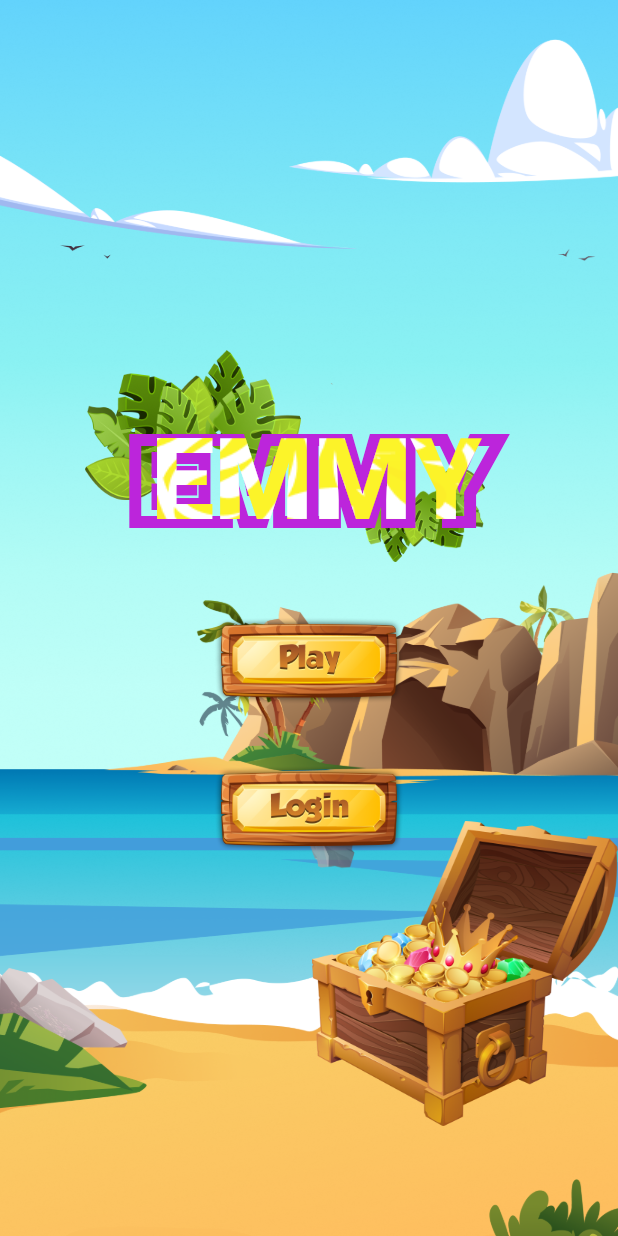
After one commit to odejinmi/adrevauth, a Flutter app: the screen it shows after launch, on a phone screen of 412 x 824 dp. The commit adds this screen. Run offline on Flutter 3.47's test engine with Material 3 defaults, Android fonts, the phone set to English and light mode, and no system bars; our stand-ins replace google_mobile_ads, package_info_plus, plugin_platform_interface, rxdart, shared_preferences, web; Roboto replaces fonts that are missing (Inter).

Commit message:
corrections done

```diff
--- a/example/lib/main.dart
+++ b/example/lib/main.dart
@@ -46,37 +46,6 @@ class AuthGate extends StatelessWidget {
       );
     };
     // It uses a StreamBuilder to listen to your SDK's auth state stream
-    return StreamBuilder<bool>(
-      stream: adrevAuth.onAuthStateChanged,
-      builder: (context, snapshot) {
-        // // While waiting for the initial auth state, show a loading indicator
-        // if (snapshot.connectionState == ConnectionState.waiting) {
-        //   return const Scaffold(
-        //     body: Center(child: CircularProgressIndicator()),
-        //   );
-        // }
-        //
-        // final isAuthenticated = snapshot.data ?? false;
-        //
-        // // If the stream says the user is authenticated...
-        // if (isAuthenticated) {
-        //   // ...show the app's main home screen.
-        //   return HomePage(adrevAuth: adrevAuth,);
-        // } else {
-        //   // ...otherwise, show the SDK's login screen.
-        //   return adrevAuth.initialScreen;
-        // }
-        // if (snapshot.data == true) {
-        //   // If logged in, go to the SDK's rewards screen first
-        //   return adrevAuth.rewardsScreen;
-        //   // If logged in, go directly to the app's home screen.
-        //   // The SDK will have already shown the rewards screen internally.
-          return HomePage(adrevAuth: adrevAuth,);
-        // }
-        //  else {
-        //   return adrevAuth.initialScreen;
-        // }
-      },
-    );
+    return adrevAuth.initialScreen;
   }
 }
--- a/lib/adrevauth.dart
+++ b/lib/adrevauth.dart
@@ -1,5 +1,6 @@
 import 'dart:io';
 
+import 'package:adrevauth/screens/landingpage.dart';
 import 'package:flutter/material.dart';
 import 'package:google_mobile_ads/google_mobile_ads.dart';
 import 'package:package_info_plus/package_info_plus.dart';
@@ -64,7 +65,7 @@ class AdrevAuth {
 
   // --- UI Screens --- //
 
-  Widget get initialScreen => const LoginScreen();
+  Widget get initialScreen => const Landingpage();
   Widget get rewardsScreen => const RewardsScreen();
 
   int _highscore = 0;
--- a/lib/screens/forgot_password_screen.dart
+++ b/lib/screens/forgot_password_screen.dart
@@ -318,9 +318,7 @@ class _ForgotPasswordScreenState extends State<ForgotPasswordScreen> {
                                       children: [
                                         InkWell(
                                           onTap: () {
-                                            Navigator.of(context).popUntil(
-                                              (route) => route.isFirst,
-                                            );
+                                            Navigator.of(context).pop();
                                             // },
                                           },
                                           child: RichText(
--- /dev/null
+++ b/lib/screens/landingpage.dart
@@ -0,0 +1,160 @@
+import 'package:adrevauth/screens/settings/component/image_filled_text.dart';
+import 'package:flutter/material.dart';
+
+import '../adrevauth.dart';
+import '../services/auth_service.dart';
+import '../theme/app_colors.dart';
+import '../utils/extension/widget_extensions.dart';
+import 'login_screen.dart';
+
+class Landingpage extends StatelessWidget {
+  const Landingpage({Key? key}) : super(key: key);
+
+  @override
+  Widget build(BuildContext context) {
+    final adrevAuth = AdrevAuth.instance;
+    return Stack(
+      children: [
+        Positioned.fill(
+          child: Transform.scale(
+            scale: 1.05,
+            child: Image.asset(
+              'packages/adrevauth/images/Bg.png',
+              fit: BoxFit.cover,
+            ),
+          ),
+        ),
+        Positioned(
+          right: 0,
+          bottom: 73,
+          child: Image.asset(
+            'packages/adrevauth/images/treasure_hunt.png',
+            height: 204,
+            width: 204,
+          ),
+        ),
+        Scaffold(
+          backgroundColor: transparent,
+          body: Column(
+            crossAxisAlignment: CrossAxisAlignment.center,
+            children: [
+              192.0.spacingH,
+              Row(
+                mainAxisAlignment: MainAxisAlignment.center,
+                children: [
+                  Center(
+                    child: Stack(
+                      children: [
+                        SizedBox(
+                          height: 183,
+                          child: Row(
+                            children: [
+                              Image.asset(
+                                'packages/adrevauth/images/leaf.png',
+                                height: 100,
+                                width: 144,
+                              ),
+                              Padding(
+                                padding: EdgeInsets.only(top: 120),
+                                child: Transform.rotate(
+                                  angle: 3.14159,
+                                  child: Image.asset(
+                                    'packages/adrevauth/images/leaf.png',
+                                    height: 110,
+                                    width: 155,
+                                  ),
+                                ),
+                              ),
+                            ],
+                          ),
+                        ),
+                        Positioned(
+                          top: 75,
+                          left: 30,
+                          // right: 36.w,
+                          child: ImageFilledText(
+                            text: 'EMMY',
+                            imagePath: 'packages/adrevauth/images/style.png',
+                            fontSize: 75,
+                            strokeColor: const Color(0xffBC25DB),
+                            strokeWidth: 8,
+                          ),
+                        ),
+                      ],
+                    ),
+                  ),
+                ],
+              ),
+              36.0.spacingH,
+              InkWell(
+                onTap: () {
+                  adrevAuth.startGame();
+                },
+                child: Image.asset(
+                  'packages/adrevauth/images/play_button.png',
+                  height: 59,
+                  width: 145,
+                ),
+              ),
+              40.0.spacingH,
+              StreamBuilder<bool>(
+                stream: adrevAuth.onAuthStateChanged,
+                builder: (context, snapshot) {
+                  // While waiting for the initial auth state, show a loading indicator
+                  if (snapshot.connectionState == ConnectionState.waiting) {
+                    return const Scaffold(
+                      body: Center(child: CircularProgressIndicator()),
+                    );
+                  }
+
+                  final isAuthenticated = snapshot.data ?? false;
+
+                  // If the stream says the user is authenticated...
+                  if (isAuthenticated) {
+                    // ...show the app's main home screen.
+                    return InkWell(
+                      onTap: () {
+                        final _authService = AuthService.instance;
+                        _authService.logout();
+                      },
+                      child: Image.asset(
+                        'packages/adrevauth/images/logout_button.png',
+                        height: 59,
+                        width: 145,
+                      ),
+                    );
+                  } else {
+                    // ...otherwise, show the SDK's login screen.
+                    return InkWell(
+                      onTap: () {
+                        Navigator.push(
+                          context,
+                          MaterialPageRoute(builder: (context) => LoginScreen()),
+                        );
+                      },
+                      child: Image.asset(
+                        'packages/adrevauth/images/login_button.png',
+                        height: 59,
+                        width: 145,
+                      ),
+                    );
+                  }
+                  // if (snapshot.data == true) {
+                  //   // If logged in, go to the SDK's rewards screen first
+                  //   return adrevAuth.rewardsScreen;
+                  //   // If logged in, go directly to the app's home screen.
+                  //   // The SDK will have already shown the rewards screen internally.
+                  //   return HomePage(adrevAuth: adrevAuth,);
+                  // }
+                  //  else {
+                  // return adrevAuth.initialScreen;
+                  // }
+                },
+              ),
+            ],
+          ),
+        ),
+      ],
+    );
+  }
+}
```
Also changed, not shown: example/lib/home_page.dart (+19 -119 lines), lib/screens/login_screen.dart (+7 -0 lines), lib/screens/signup_screen.dart (+9 -1 lines), lib/services/auth_service.dart (+8 -1 lines), example/pubspec.lock, images/logout_button.png (added).
